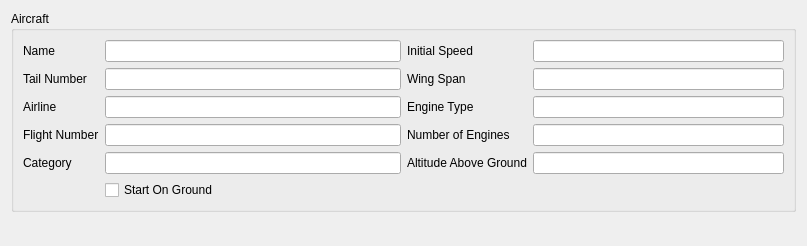
till213/SkyDolly, file src/UserInterface/src/Widgets/AircraftTypeWidget.ui: the form before one commit.
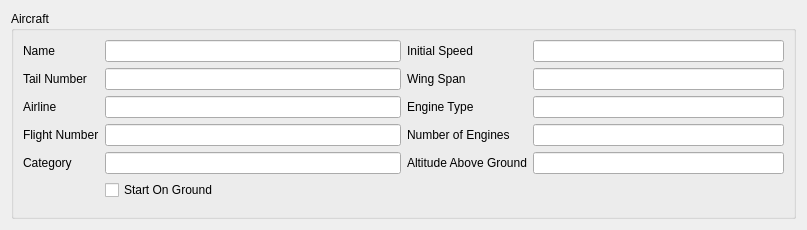
The form after the commit.

Patch:
```diff
--- a/src/UserInterface/src/Widgets/AircraftTypeWidget.ui
+++ b/src/UserInterface/src/Widgets/AircraftTypeWidget.ui
@@ -7,7 +7,7 @@
     <x>0</x>
     <y>0</y>
     <width>807</width>
-    <height>246</height>
+    <height>230</height>
    </rect>
   </property>
   <property name="windowTitle">
@@ -17,19 +17,6 @@
    <property name="sizeConstraint">
     <enum>QLayout::SetDefaultConstraint</enum>
    </property>
-   <item row="1" column="0">
-    <spacer name="verticalSpacer">
-     <property name="orientation">
-      <enum>Qt::Vertical</enum>
-     </property>
-     <property name="sizeHint" stdset="0">
-      <size>
-       <width>20</width>
-       <height>40</height>
-      </size>
-     </property>
-    </spacer>
-   </item>
    <item row="0" column="0">
     <widget class="QGroupBox" name="groupBox_4">
      <property name="minimumSize">
```
